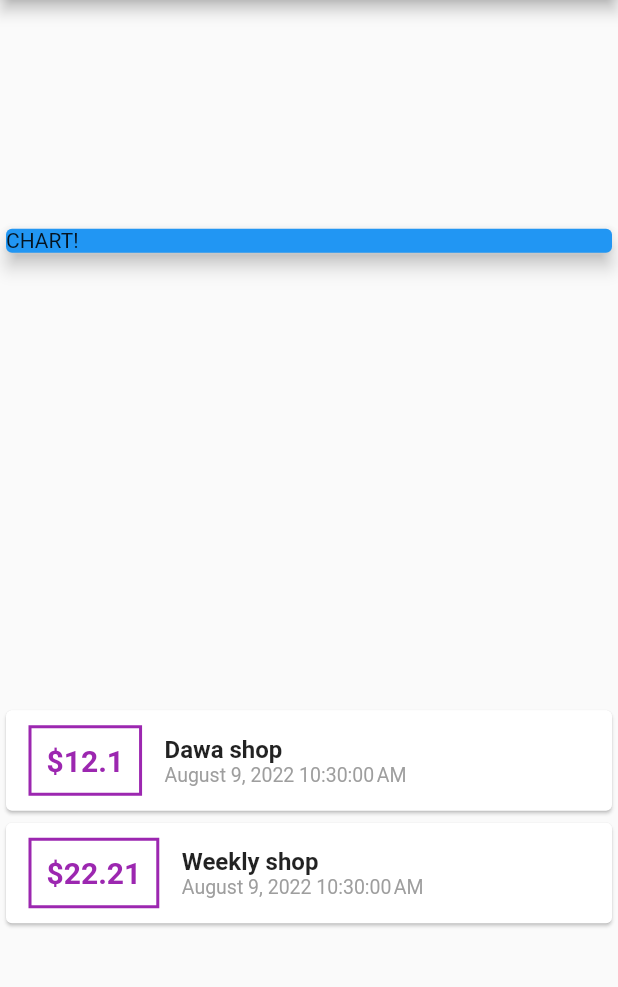
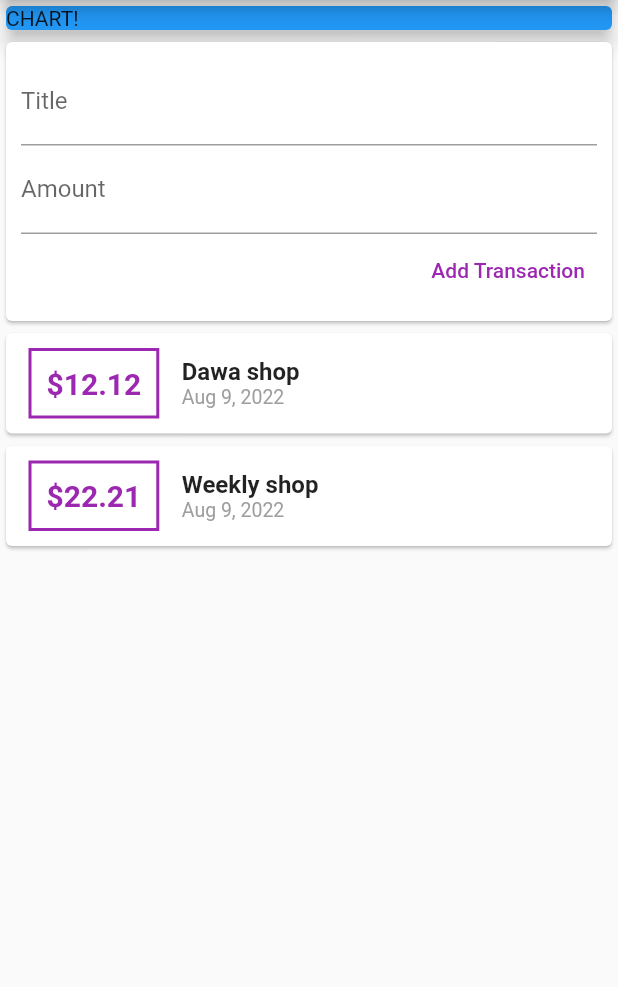
Before and after one commit to gyalche/flutter_expense_planner, a Flutter app: the screen it shows after launch, on a phone screen of 412 x 824 dp, the part 84-1071 px from its top. Run offline on Flutter 3.47's test engine with Material 2 defaults, Android fonts, the phone set to English and light mode, and no system bars.

Commit message:
working on textField and learned about controller

```diff
--- a/lib/main.dart
+++ b/lib/main.dart
@@ -42,10 +42,15 @@ class _MyHomePageState extends State<MyHomePage> {
 
 
 final List<Transaction> transactions=[
-    Transaction(id:'1', title:'Dawa shop', amount:12.1, date:DateTime.now()),
+    Transaction(id:'1', title:'Dawa shop', amount:12.12, date:DateTime.now()),
     Transaction(id:'2', title:"Weekly shop", amount:22.21, date:DateTime.now()),
   ];
 
+  // String? titleInput;
+  // String? amountInput;
+
+  final titleController= TextEditingController();
+  final amountController=TextEditingController();
 
   void _incrementCounter() {
     setState(() {
@@ -69,8 +74,9 @@ final List<Transaction> transactions=[
 
         title: Text('Expense tracker'),
       ),
-      body: Column(
-        mainAxisAlignment: MainAxisAlignment.spaceAround,
+      body: SingleChildScrollView(
+        child: Column(
+          mainAxisAlignment: MainAxisAlignment.start,
           crossAxisAlignment: CrossAxisAlignment.stretch,
           children:<Widget>[
              Container(
@@ -80,6 +86,50 @@ final List<Transaction> transactions=[
                   child: Text("CHART!"),
                 elevation:5,
               ),
+             ),
+             Card(
+               child:Container(
+                 margin:EdgeInsets.all(10),
+
+                 child: Column(
+                   crossAxisAlignment: CrossAxisAlignment.end,
+                   children: [
+                     TextField(
+                      decoration:InputDecoration(
+                        labelText:'Title'),
+                        controller:titleController,
+                        // onChanged:(val){
+                        //   titleInput=val;
+                        // }
+                      ),
+
+                     TextField(
+                       decoration:InputDecoration(
+                         labelText:"Amount",
+
+                       ),
+                       controller:amountController,
+                      //  onChanged:(val){
+                      //    amountInput=val;
+                      //  }
+                     ),
+
+                     TextButton(
+                       onPressed: (() => {
+                         print(titleController.text)
+                       }),
+                        child: Text("Add Transaction", style:TextStyle(
+                          color:Colors.purple
+                        )),
+                        style:TextButton.styleFrom(primary:Colors.blue,
+                          // padding: EdgeInsets.symmetric(horizontal: 60, vertical: 10),
+                        )
+
+
+                    )
+                   ],
+                 ),
+               )
              ),
              Column(
 
@@ -109,7 +159,7 @@ final List<Transaction> transactions=[
                              fontWeight:FontWeight.bold,
                              fontSize:16,
                              )),
-                         Text(DateFormat().format(tx.date), style:TextStyle(
+                           Text(DateFormat.yMMMd().format(tx.date), style:TextStyle(
                              color:Colors.grey,
                              fontSize:13
                            ))
@@ -121,6 +171,7 @@ final List<Transaction> transactions=[
                }).toList(),
              )
           ]
+        ),
       )
       // This trailing comma makes auto-formatting nicer for build methods.
     );
```
Lines whose indentation alone changed are shown as unchanged.
